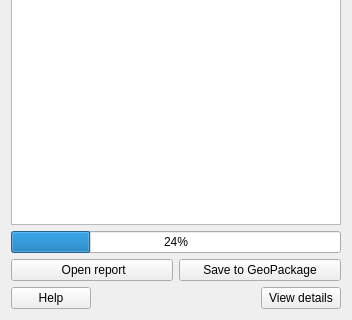
Above: asistente_ladm_col/ui/quality_rules/quality_rules_general_results_panel_widget.ui from SwissTierrasColombia/Asistente-LADM-COL before the change; both pictures show x 0 to 352 and y 305 to 625 of the 352 by 625 pixel window. Below: the same form after it.
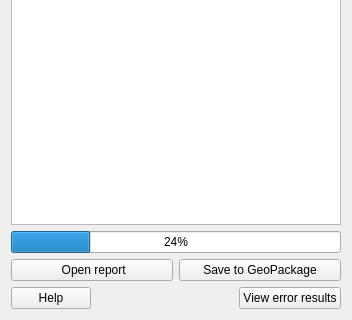
That is the form after the change. Icons and pictures are not drawn.

Commit message: [gui] Introduce panel for quality errors, allowing users to search and interact with them

```diff
--- a/asistente_ladm_col/ui/quality_rules/quality_rules_general_results_panel_widget.ui
+++ b/asistente_ladm_col/ui/quality_rules/quality_rules_general_results_panel_widget.ui
@@ -128,7 +128,7 @@
      <item>
       <widget class="QPushButton" name="btn_view_details">
        <property name="text">
-        <string>View details</string>
+        <string>View error results</string>
        </property>
       </widget>
      </item>
```
Left out of the diff: 6 changed lines with no effect on the pictures. The commit also changes 10 other files.
